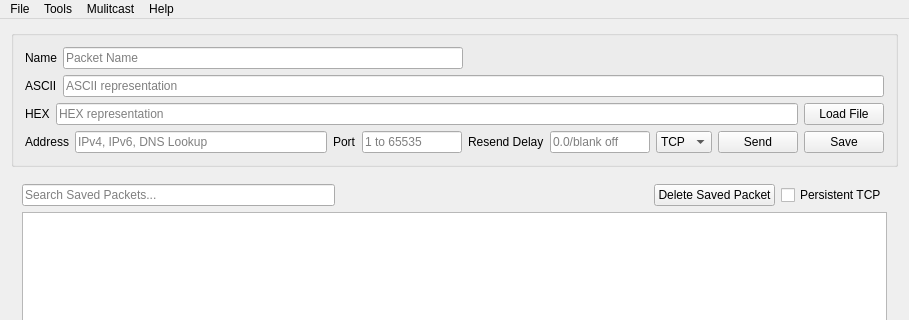
Qt form src/mainwindow.ui (dannagle/PacketSender) before a commit; both pictures show x 0 to 909 and y 0 to 320 of the 909 by 690 pixel window.
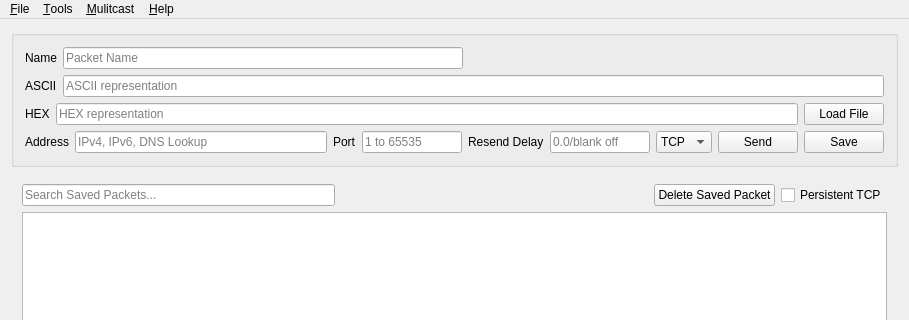
The same form after that commit. Icons and pictures are not drawn.

Diff of the .ui file:
```diff
--- a/src/mainwindow.ui
+++ b/src/mainwindow.ui
@@ -410,7 +410,7 @@
    </property>
    <widget class="QMenu" name="menuFile">
     <property name="title">
-     <string>File</string>
+     <string>&amp;File</string>
     </property>
     <addaction name="actionSettings"/>
     <addaction name="actionImport_Packets"/>
@@ -419,7 +419,7 @@
    </widget>
    <widget class="QMenu" name="menuHelp">
     <property name="title">
-     <string>Help</string>
+     <string>&amp;Help</string>
     </property>
     <addaction name="actionHelp"/>
     <addaction name="actionAbout"/>
@@ -427,14 +427,14 @@
    </widget>
    <widget class="QMenu" name="menuTools">
     <property name="title">
-     <string>Tools</string>
+     <string>&amp;Tools</string>
     </property>
     <addaction name="actionCloud"/>
     <addaction name="actionSubnet_Calculator"/>
    </widget>
    <widget class="QMenu" name="menuMulitcast">
     <property name="title">
-     <string>Mulitcast</string>
+     <string>&amp;Mulitcast</string>
     </property>
     <addaction name="actionJoin_IPv4"/>
    </widget>
```
Left out of the diff: 20 changed lines with no effect on the pictures.
